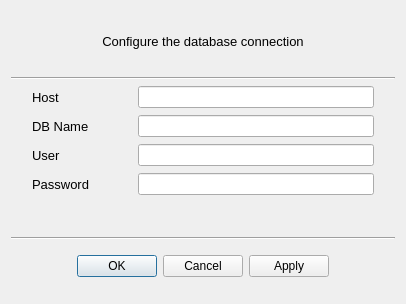
ISISNeutronMuon/HLM_PV_Import, file ServiceManager/GUI/layouts/DBSettings.ui: the form before one commit.
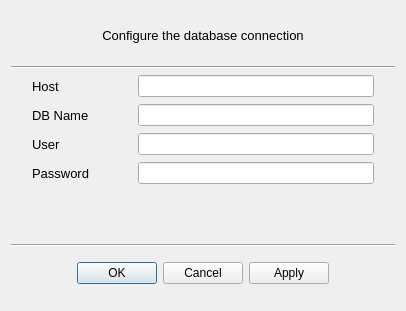
The form after the commit.

```diff
--- a/ServiceManager/GUI/layouts/DBSettings.ui
+++ b/ServiceManager/GUI/layouts/DBSettings.ui
@@ -7,7 +7,7 @@
     <x>0</x>
     <y>0</y>
     <width>406</width>
-    <height>304</height>
+    <height>311</height>
    </rect>
   </property>
   <property name="font">
@@ -212,7 +212,7 @@
      <property name="maximumSize">
       <size>
        <width>16777215</width>
-       <height>30</height>
+       <height>16777215</height>
       </size>
      </property>
      <property name="font">
@@ -228,6 +228,9 @@
      <property name="alignment">
       <set>Qt::AlignCenter</set>
      </property>
+     <property name="wordWrap">
+      <bool>true</bool>
+     </property>
     </widget>
    </item>
    <item>
```
